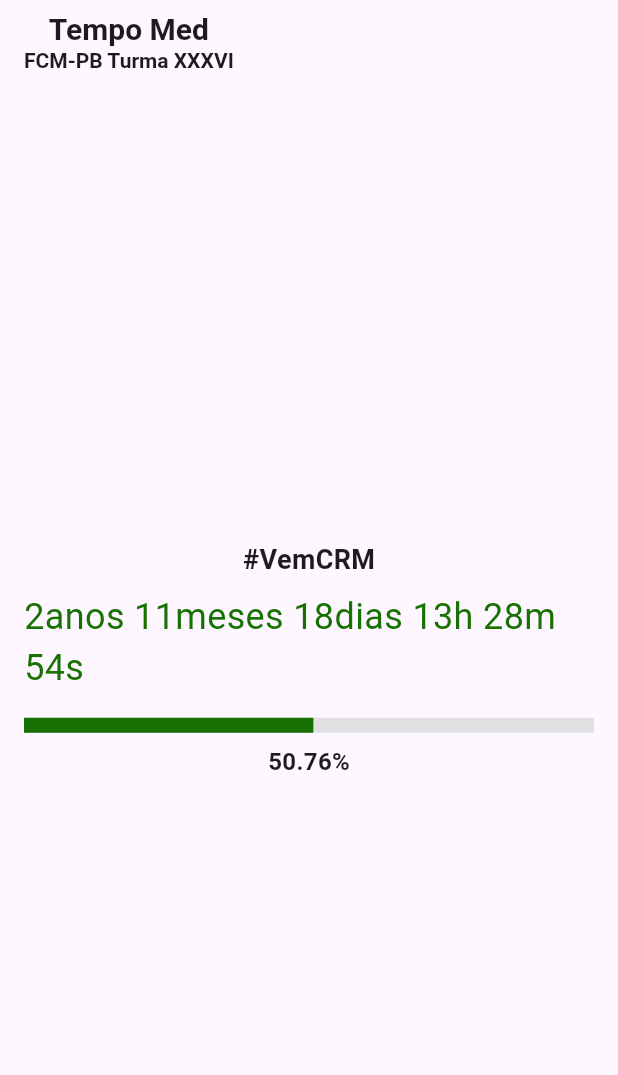
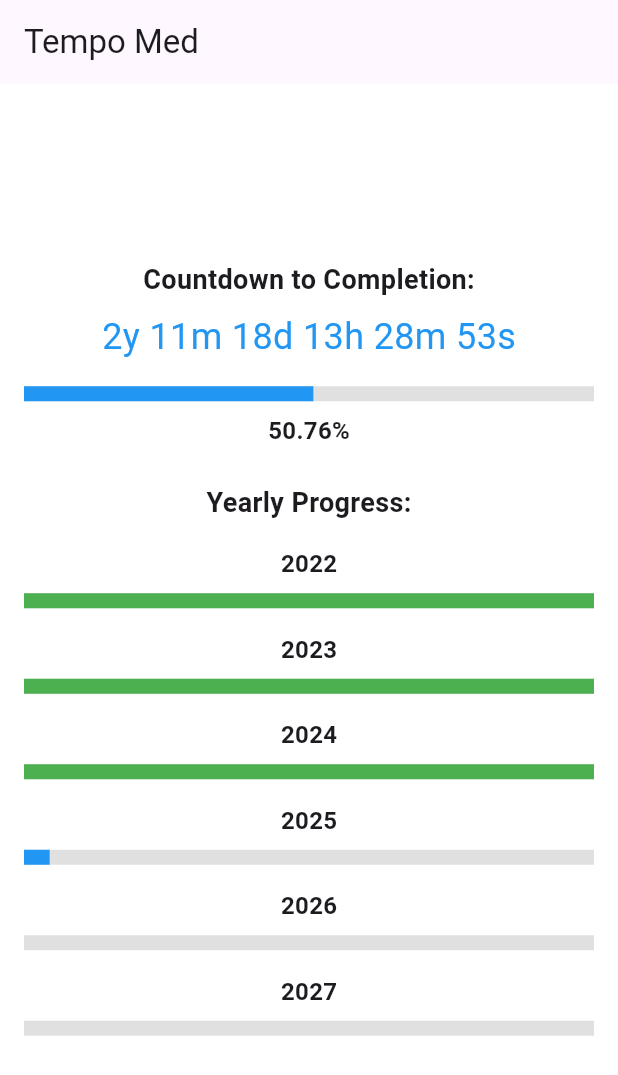
Before and after one commit to anegri91/TempoMed, a Flutter app: the screen it shows after launch, on a phone screen of 412 x 824 dp. Shown: the top 1075 px of the screen. Run offline on Flutter 3.47's test engine with Material 3 defaults, Android fonts, the phone set to English and light mode, and no system bars.

Commit message:
Update site with latest changes

```diff
--- a/lib/main.dart
+++ b/lib/main.dart
@@ -1,5 +1,5 @@
 import 'package:flutter/material.dart';
-import 'dart:async';
+import 'progress_bar_screen.dart';
 
 void main() {
   runApp(TempoMedApp());
@@ -10,118 +10,8 @@ class TempoMedApp extends StatelessWidget {
   Widget build(BuildContext context) {
     return MaterialApp(
       title: 'Tempo Med',
-      theme: ThemeData(
-        primarySwatch: Colors.green,
-      ),
+      theme: ThemeData(primarySwatch: Colors.blue),
       home: ProgressBarScreen(),
     );
   }
 }
-
-class ProgressBarScreen extends StatefulWidget {
-  @override
-  _ProgressBarScreenState createState() => _ProgressBarScreenState();
-}
-
-class _ProgressBarScreenState extends State<ProgressBarScreen> {
-  late Timer _timer;
-  late Duration _remainingTime;
-  double _progress = 0.0;
-
-  final DateTime startDate = DateTime(2022, 1, 1, 12, 0);
-  final DateTime endDate = DateTime(2027, 12, 31, 23, 59);
-
-  @override
-  void initState() {
-    super.initState();
-    _startCountdown();
-  }
-
-  void _startCountdown() {
-    _timer = Timer.periodic(Duration(seconds: 1), (timer) {
-      final now = DateTime.now();
-      if (now.isAfter(endDate)) {
-        timer.cancel();
-        setState(() {
-          _remainingTime = Duration.zero;
-          _progress = 1.0;
-        });
-      } else {
-        final totalDuration = endDate.difference(startDate).inSeconds;
-        final elapsedDuration = now.difference(startDate).inSeconds;
-
-        setState(() {
-          _remainingTime = endDate.difference(now);
-          _progress = elapsedDuration / totalDuration;
-        });
-      }
-    });
-  }
-
-  @override
-  void dispose() {
-    _timer.cancel();
-    super.dispose();
-  }
-
-  String _formatDuration(Duration duration) {
-    final years = duration.inDays ~/ 365;
-    final months = (duration.inDays % 365) ~/ 30;
-    final days = (duration.inDays % 365) % 30;
-    final hours = duration.inHours % 24;
-    final minutes = duration.inMinutes % 60;
-    final seconds = duration.inSeconds % 60;
-
-    return '${years}anos ${months}meses ${days}dias ${hours}h ${minutes}m ${seconds}s';
-  }
-
-  @override
-  Widget build(BuildContext context) {
-    return Scaffold(
-      appBar: AppBar(
-        title: Column(
-          crossAxisAlignment: CrossAxisAlignment.center,
-          children: [
-            Text(
-              'Tempo Med',
-              style: TextStyle(fontSize: 20, fontWeight: FontWeight.bold),
-            ),
-            Text(
-              'FCM-PB Turma XXXVI',
-              style: TextStyle(fontSize: 14, fontWeight: FontWeight.bold),
-            ),
-          ],
-        ),
-      ),
-      body: Padding(
-        padding: const EdgeInsets.all(16.0),
-        child: Column(
-          mainAxisAlignment: MainAxisAlignment.center,
-          children: [
-            Text(
-              '#VemCRM',
-              style: TextStyle(fontSize: 18, fontWeight: FontWeight.bold),
-            ),
-            SizedBox(height: 8),
-            Text(
-              _formatDuration(_remainingTime),
-              style: TextStyle(
-                  fontSize: 24, color: const Color.fromARGB(255, 24, 114, 3)),
-            ),
-            SizedBox(height: 16),
-            LinearProgressIndicator(
-              value: _progress,
-              minHeight: 10,
-              backgroundColor: Colors.grey[300],
-              valueColor: AlwaysStoppedAnimation<Color>(
-                  const Color.fromARGB(255, 24, 114, 3)),
-            ),
-            SizedBox(height: 8),
-            Text('${(_progress * 100).toStringAsFixed(2)}%',
-                style: TextStyle(fontSize: 16, fontWeight: FontWeight.bold)),
-          ],
-        ),
-      ),
-    );
-  }
-}
--- /dev/null
+++ b/lib/progress_bar_screen.dart
@@ -0,0 +1,151 @@
+import 'package:flutter/material.dart';
+import 'dart:async';
+
+class ProgressBarScreen extends StatefulWidget {
+  @override
+  _ProgressBarScreenState createState() => _ProgressBarScreenState();
+}
+
+class _ProgressBarScreenState extends State<ProgressBarScreen> {
+  late Timer _timer;
+  Duration _remainingTime = Duration.zero;
+  double _mainProgress = 0.0;
+  List<double> _yearlyProgress = [1.0, 1.0, 1.0, 0.0, 0.0, 0.0];
+
+  final DateTime startDate = DateTime(2022, 1, 1, 12, 0);
+  final DateTime endDate = DateTime(2027, 12, 31, 23, 59);
+
+  @override
+  void initState() {
+    super.initState();
+
+    // Initialize _remainingTime immediately
+    _remainingTime = endDate.difference(DateTime.now());
+    _startCountdown();
+  }
+
+  void _startCountdown() {
+    _timer = Timer.periodic(Duration(seconds: 1), (timer) {
+      final now = DateTime.now();
+      if (now.isAfter(endDate)) {
+        timer.cancel();
+        setState(() {
+          _remainingTime = Duration.zero;
+          _mainProgress = 1.0;
+        });
+      } else {
+        final totalDuration = endDate.difference(startDate).inSeconds;
+        final elapsedDuration = now.difference(startDate).inSeconds;
+        final currentYear = now.year;
+        final yearIndex = currentYear - 2022;
+        final yearStart = DateTime(currentYear, 1, 1, 0, 0);
+        final yearEnd = DateTime(currentYear + 1, 1, 1, 0, 0);
+        final yearDuration = yearEnd.difference(yearStart).inSeconds;
+        final yearElapsed = now.difference(yearStart).inSeconds;
+
+        setState(() {
+          _remainingTime = endDate.difference(now);
+          _mainProgress = elapsedDuration / totalDuration;
+
+          for (int i = 0; i < _yearlyProgress.length; i++) {
+            if (i < yearIndex) {
+              _yearlyProgress[i] = 1.0; // Completed years
+            } else if (i == yearIndex) {
+              _yearlyProgress[i] = yearElapsed / yearDuration; // Current year
+            } else {
+              _yearlyProgress[i] = 0.0; // Future years
+            }
+          }
+        });
+      }
+    });
+  }
+
+  @override
+  void dispose() {
+    _timer.cancel();
+    super.dispose();
+  }
+
+  String _formatDuration(Duration duration) {
+    final years = duration.inDays ~/ 365;
+    final months = (duration.inDays % 365) ~/ 30;
+    final days = (duration.inDays % 365) % 30;
+    final hours = duration.inHours % 24;
+    final minutes = duration.inMinutes % 60;
+    final seconds = duration.inSeconds % 60;
+
+    return '${years}y ${months}m ${days}d ${hours}h ${minutes}m ${seconds}s';
+  }
+
+  @override
+  Widget build(BuildContext context) {
+    return Scaffold(
+      backgroundColor: Colors.white,
+      appBar: AppBar(
+        title: Text('Tempo Med'),
+      ),
+      body: Padding(
+        padding: const EdgeInsets.all(16.0),
+        child: Column(
+          mainAxisAlignment: MainAxisAlignment.center,
+          children: [
+            // Main Countdown Progress Bar
+            Text(
+              'Countdown to Completion:',
+              style: TextStyle(fontSize: 18, fontWeight: FontWeight.bold),
+            ),
+            SizedBox(height: 8),
+            Text(
+              _formatDuration(_remainingTime),
+              style: TextStyle(fontSize: 24, color: Colors.blue),
+            ),
+            SizedBox(height: 16),
+            LinearProgressIndicator(
+              value: _mainProgress,
+              minHeight: 10,
+              backgroundColor: Colors.grey[300],
+              valueColor: AlwaysStoppedAnimation<Color>(Colors.blue),
+            ),
+            SizedBox(height: 8),
+            Text(
+              '${(_mainProgress * 100).toStringAsFixed(2)}%',
+              style: TextStyle(fontSize: 16, fontWeight: FontWeight.bold),
+            ),
+            SizedBox(height: 24),
+            // Yearly Progress Bars
+            Text(
+              'Yearly Progress:',
+              style: TextStyle(fontSize: 18, fontWeight: FontWeight.bold),
+            ),
+            SizedBox(height: 16),
+            ..._yearlyProgress.asMap().entries.map((entry) {
+              int year = 2022 + entry.key;
+              double progress = entry.value;
+              return Column(
+                children: [
+                  Text(
+                    '$year',
+                    style: TextStyle(fontSize: 16, fontWeight: FontWeight.bold),
+                  ),
+                  SizedBox(height: 8),
+                  LinearProgressIndicator(
+                    value: progress,
+                    minHeight: 10,
+                    backgroundColor: Colors.grey[300],
+                    valueColor: AlwaysStoppedAnimation<Color>(progress == 1.0
+                        ? Colors.green
+                        : progress > 0.0
+                            ? Colors.blue
+                            : Colors.grey),
+                  ),
+                  SizedBox(height: 16),
+                ],
+              );
+            }).toList(),
+          ],
+        ),
+      ),
+    );
+  }
+}
```
Also changed, not shown: lib/tempomed.dart (deleted, +0 -127 lines), 3 other files.
